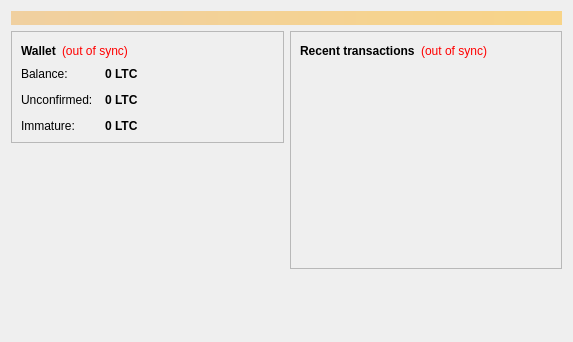
The window that src/qt/forms/overviewpage.ui (peterwatson/goldsmithscoin) describes before a commit, drawn with Qt 5.
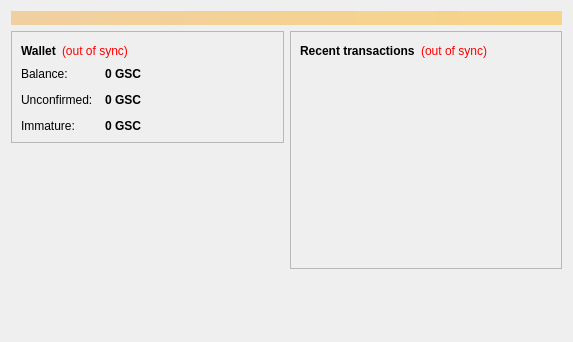
The same window after the commit.

Patch:
```diff
--- a/src/qt/forms/overviewpage.ui
+++ b/src/qt/forms/overviewpage.ui
@@ -122,7 +122,7 @@
                <string>Your current balance</string>
               </property>
               <property name="text">
-               <string notr="true">0 LTC</string>
+               <string notr="true">0 GSC</string>
               </property>
               <property name="textInteractionFlags">
                <set>Qt::LinksAccessibleByMouse|Qt::TextSelectableByKeyboard|Qt::TextSelectableByMouse</set>
@@ -151,7 +151,7 @@
                <string>Total of transactions that have yet to be confirmed, and do not yet count toward the current balance</string>
               </property>
               <property name="text">
-               <string notr="true">0 LTC</string>
+               <string notr="true">0 GSC</string>
               </property>
               <property name="textInteractionFlags">
                <set>Qt::LinksAccessibleByMouse|Qt::TextSelectableByKeyboard|Qt::TextSelectableByMouse</set>
@@ -177,7 +177,7 @@
                <string>Mined balance that has not yet matured</string>
               </property>
               <property name="text">
-               <string notr="true">0 LTC</string>
+               <string notr="true">0 GSC</string>
               </property>
               <property name="textInteractionFlags">
                <set>Qt::LinksAccessibleByMouse|Qt::TextSelectableByKeyboard|Qt::TextSelectableByMouse</set>
```
